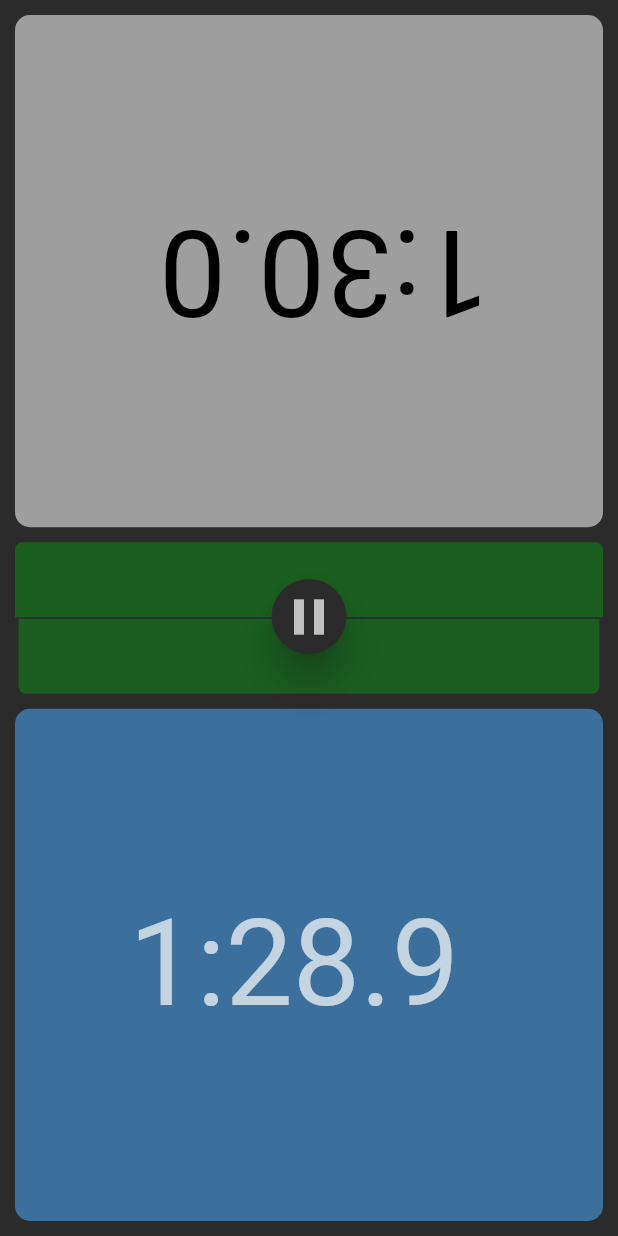
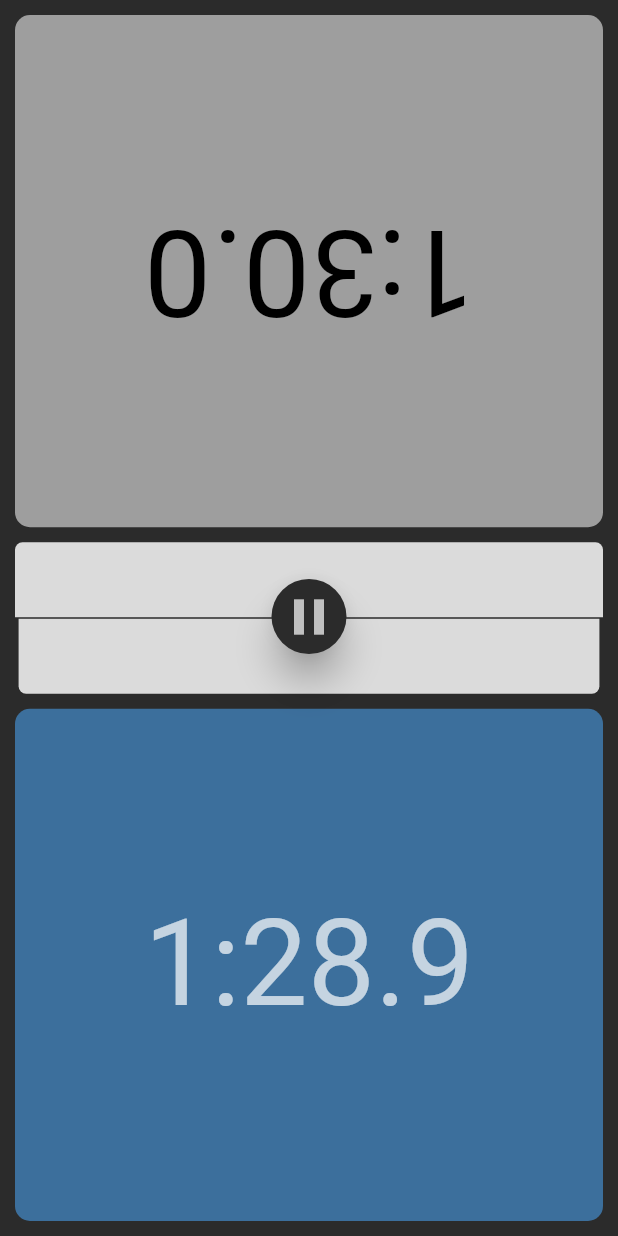
Before and after one commit to pbal/clock-app, a Flutter app: the ClockView screen opened directly, after a tap on an icon or button, on a phone screen of 412 x 824 dp. Run offline on Flutter 3.47's test engine with Material 2 defaults, Android fonts, the light colour scheme and no system bars; missing offline and left inert: screen.

Commit message:
fix text alignment

```diff
--- a/lib/views/clock_view.dart
+++ b/lib/views/clock_view.dart
@@ -274,19 +274,11 @@ class _ClockViewState extends State<ClockView> with TickerProviderStateMixin {
                 () => _timePressed(true),
               ),
             ),
-            _state == ClockState.Playing
-                ? _timeBar(_controllerUp, true)
-                : SizedBox(
-                    height: 50,
-                  ),
+            _timeBar(_controllerUp, true),
             Container(
               height: 1,
             ),
-            _state == ClockState.Playing
-                ? _timeBar(_controllerDown, false)
-                : SizedBox(
-                    height: 50,
-                  ),
+            _timeBar(_controllerDown, false),
             Expanded(
               child: _button(
                 _controllerDown,
@@ -410,8 +402,6 @@ class _ClockViewState extends State<ClockView> with TickerProviderStateMixin {
               ),
               child: Container(
                 alignment: Alignment.center,
-                child: Container(
-                  width: 240,
                 child: RotatedBox(
                   quarterTurns: isUp ? 2 : 0,
                   child: _controller.value == 0
@@ -429,7 +419,6 @@ class _ClockViewState extends State<ClockView> with TickerProviderStateMixin {
                                       (_activeDown == true && !isUp)
                                   ? Colors.white70
                                   : Colors.black),
-                          ),
                         ),
                 ),
               ),
@@ -457,7 +446,7 @@ class _ClockViewState extends State<ClockView> with TickerProviderStateMixin {
                       width: _controller.value *
                           (MediaQuery.of(context).size.width - 20),
                       decoration: BoxDecoration(
-                        color: Colors.green.shade900,
+                        color: Color(0xFFdbdbdb),
                         borderRadius: top
                             ? BorderRadius.only(
                                 topLeft: Radius.circular(5),
```
Lines whose indentation alone changed are shown as unchanged.
